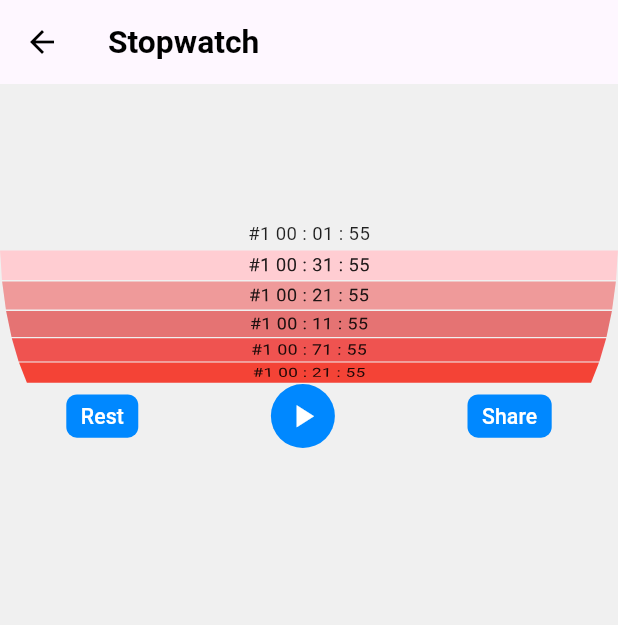
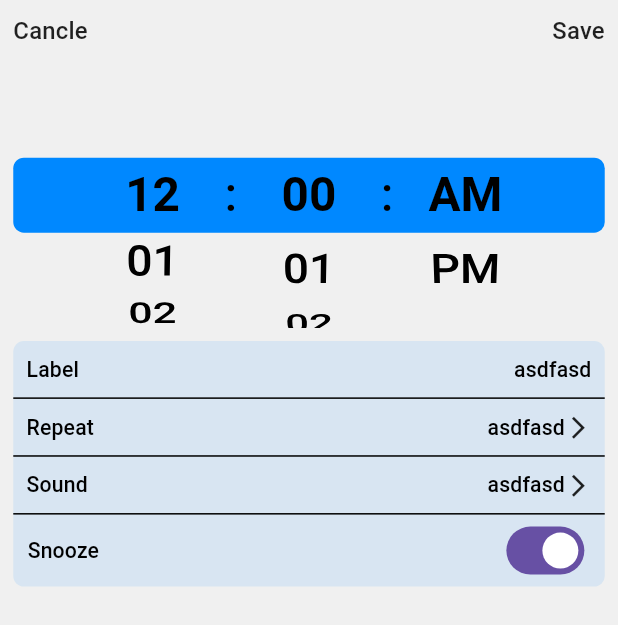
Before and after one commit to engromjanali/work-timer, a Flutter app: the screen it shows after launch, after a tap on "Alarm", on a phone screen of 412 x 824 dp. Shown: the top 625 px of the screen. Run offline on Flutter 3.47's test engine with Material 3 defaults, Android fonts, the phone set to English and light mode, and no system bars; our stand-ins replace flutter_screenutil, font_awesome_flutter, get.

```diff
--- a/lib/core/constants/extentions/w_extention.dart
+++ b/lib/core/constants/extentions/w_extention.dart
@@ -66,3 +66,7 @@ Widget spaceY({double? val}){
     height: val?.h ?? 10.h,
   );
 }
+
+extension WidgetSliverBox on Widget{
+  Widget get asSliverBox => SliverToBoxAdapter(child: this);
+}
--- /dev/null
+++ b/lib/presentation/p_add_alarm.dart
@@ -0,0 +1,268 @@
+import 'package:flutter/cupertino.dart';
+import 'package:flutter/material.dart';
+import 'package:flutter_screenutil/flutter_screenutil.dart';
+import 'package:get/get.dart';
+import 'package:work_timer/core/constants/extentions/w_extention.dart';
+import 'package:work_timer/core/constants/my_color.dart';
+import 'package:work_timer/core/constants/my_dimention.dart';
+
+class PAddAlarm extends StatefulWidget {
+  const PAddAlarm({super.key});
+
+  @override
+  State<PAddAlarm> createState() => _PAddAlarmState();
+}
+
+class _PAddAlarmState extends State<PAddAlarm> {
+  FixedExtentScrollController hourController = FixedExtentScrollController();
+  FixedExtentScrollController minuteController = FixedExtentScrollController();
+  FixedExtentScrollController timeStateController =
+      FixedExtentScrollController();
+
+  List<String> timeState = ["AM", "PM"];
+  int selectedHour = 0;
+  int selectedMinute = 0;
+  bool isAm = true;
+
+  @override
+  Widget build(BuildContext context) {
+    // timeStateController.jumpTo(1);
+    return Scaffold(
+      body: SafeArea(
+        child: Column(
+          children: [
+            Row(
+              mainAxisAlignment: MainAxisAlignment.spaceBetween,
+              children: [
+                Text("Cancle", style: Theme.of(context).textTheme.titleMedium),
+                GestureDetector(
+                  onTap: () async {
+                    showTimePicker(
+                      context: context,
+                      initialTime: TimeOfDay.now(),
+                    );
+                  },
+                  child: Text(
+                    "Save",
+                    style: Theme.of(context).textTheme.titleMedium,
+                  ),
+                ),
+              ],
+            ),
+
+            _timeChose().padY(),
+
+            Container(
+              decoration: BoxDecoration(
+                color: MyColor.cardColor,
+                borderRadius: BorderRadius.circular(MyDimension.boarderRadius),
+              ),
+              child: Column(
+                children: [
+                  _item(leadingLabel: 'Label', trilingLable: 'asdfasd'),
+                  _item(
+                    leadingLabel: 'Repeat',
+                    trilingLable: 'asdfasd',
+                    containIcon: true,
+                  ),
+                  _item(
+                    leadingLabel: 'Sound',
+                    trilingLable: 'asdfasd',
+                    containIcon: true,
+                  ),
+                  _item(
+                    leadingLabel: 'Snooze',
+                    trilingLable: '',
+                    isSnooze: true,
+                    isLast: true,
+                  ),
+                ],
+              ),
+            ),
+          ],
+        ).padAll(),
+      ),
+    );
+  }
+
+  Widget _timeChose() {
+    return SizedBox(
+      height: 200.h,
+      child: Stack(
+        children: [
+          Positioned(
+            left: 0,
+            right: 0,
+            top: 0,
+            bottom: 0,
+            child: Center(
+              child: Container(
+                height: 50,
+                decoration: BoxDecoration(
+                  color: MyColor.buttonColor,
+                  borderRadius: BorderRadius.circular(
+                    MyDimension.boarderRadius,
+                  ),
+                ),
+              ),
+            ),
+          ),
+          Row(
+            mainAxisAlignment: MainAxisAlignment.center,
+            crossAxisAlignment: CrossAxisAlignment.center,
+            children: [
+              // Hours Picker
+              SizedBox(
+                width: 100.w,
+                height: 200.h,
+                child: ListWheelScrollView.useDelegate(
+                  controller: hourController,
+
+                  itemExtent: 50.h,
+                  perspective: 0.005,
+                  physics: const FixedExtentScrollPhysics(),
+                  onSelectedItemChanged: (index) {
+                    setState(() {
+                      if ((index % 24) < 12) {
+                        isAm = true;
+                        timeStateController.jumpToItem(0);
+                      } else {
+                        isAm = false;
+                        timeStateController.jumpToItem(1);
+                      }
+                      selectedHour = index;
+                    });
+                    if (index == 48 - 1) {
+                      hourController.jumpToItem(12);
+                      return;
+                    }
+                  },
+
+                  childDelegate: ListWheelChildBuilderDelegate(
+                    childCount: 48,
+                    builder: (context, index) {
+                      final isSelected = selectedHour == index;
+                      return Center(
+                        child: Text(
+                          (index % 12 == 0 ? 12 : index % 12)
+                              .toString()
+                              .padLeft(2, '0'),
+                          style: Theme.of(context).textTheme.displaySmall!
+                              .copyWith(
+                                fontWeight: isSelected ? FontWeight.bold : null,
+                              ),
+                        ),
+                      );
+                    },
+                  ),
+                ),
+              ),
+              Text(":", style: Theme.of(context).textTheme.displaySmall),
+
+              // Minutes Picker
+              SizedBox(
+                width: 100.w,
+                height: 200.h,
+                child: ListWheelScrollView.useDelegate(
+                  controller: minuteController,
+                  itemExtent: 50,
+
+                  perspective: 0.005,
+                  physics: const FixedExtentScrollPhysics(),
+                  onSelectedItemChanged: (index) {
+                    setState(() => selectedMinute = index);
+                    if (index == 120 - 1) {
+                      minuteController.jumpToItem(60);
+                      return;
+                    }
+                  },
+                  childDelegate: ListWheelChildBuilderDelegate(
+                    childCount: 120,
+                    builder: (context, index) {
+                      final isSelected = selectedMinute == index;
+                      return Center(
+                        child: Text(
+                          (index % 60).toString().padLeft(2, '0'),
+                          style: Theme.of(context).textTheme.displaySmall!
+                              .copyWith(
+                                fontWeight: isSelected ? FontWeight.bold : null,
+                              ),
+                        ),
+                      );
+                    },
+                  ),
+                ),
+              ),
+              Text(":", style: Theme.of(context).textTheme.displaySmall),
+
+              // Am/PM
+              SizedBox(
+                width: 100.w,
+                height: 200.h,
+                child: ListWheelScrollView.useDelegate(
+                  controller: timeStateController,
+                  itemExtent: 50,
+                  perspective: 0.005,
+                  physics: const NeverScrollableScrollPhysics(),
+                  onSelectedItemChanged: (index) {},
+                  childDelegate: ListWheelChildBuilderDelegate(
+                    childCount: timeState.length,
+                    builder: (context, index) {
+                      final isSelected =
+                          index == 0 && isAm || index == 1 && !isAm;
+                      return Center(
+                        child: Text(
+                          timeState[index],
+                          style: Theme.of(context).textTheme.displaySmall!
+                              .copyWith(
+                                fontWeight: isSelected ? FontWeight.bold : null,
+                              ),
+                        ),
+                      );
+                    },
+                  ),
+                ),
+              ),
+            ],
+          ),
+
+          //
+        ],
+      ),
+    );
+  }
+
+  Widget _item({
+    required String leadingLabel,
+    required String trilingLable,
+    bool containIcon = false,
+    bool isSnooze = false,
+    bool isLast = false,
+  }) => Column(
+    children: [
+      Row(
+        mainAxisAlignment: MainAxisAlignment.spaceBetween,
+        children: [
+          Text(leadingLabel, style: Theme.of(context).textTheme.titleSmall),
+          Row(
+            children: [
+              SizedBox(
+                width: 100.w,
+                child: Text(
+                  trilingLable,
+                  style: Theme.of(context).textTheme.titleSmall,
+                  textAlign: TextAlign.end,
+                ),
+              ),
+              if (containIcon) Icon(Icons.arrow_forward_ios, size: 20.sp),
+              isSnooze
+                  ? Switch(value: true, onChanged: (val) {})
+                  : SizedBox.shrink(),
+            ],
+          ),
+        ],
+      ).padAll(val: isLast ? 0 : null).padX(val: isLast ? null : 0),
+      if (!isLast) Divider(color: Colors.black, height: 1.h),
+    ],
+  );
+}
--- a/lib/presentation/p_home.dart
+++ b/lib/presentation/p_home.dart
@@ -5,10 +5,14 @@ import 'package:work_timer/core/constants/extentions/w_extention.dart';
 import 'package:work_timer/core/constants/keys.dart';
 import 'package:work_timer/core/constants/my_color.dart';
 import 'package:work_timer/core/services/a_menager.dart';
+import 'package:work_timer/presentation/p_add_alarm.dart';
 import 'package:work_timer/presentation/p_add_task.dart';
+import 'package:work_timer/presentation/p_history_screen.dart';
 import 'package:work_timer/presentation/p_settings.dart';
 import 'package:work_timer/presentation/p_stopwatch.dart';
 import 'package:work_timer/presentation/p_task.dart';
+import 'package:work_timer/presentation/test.dart';
+
 
 class PHome extends StatefulWidget {
   const PHome({super.key});
@@ -34,6 +38,10 @@ class _PHomeState extends State<PHome> {
           BottomNavigationBar(
             currentIndex: selectitem,
             onTap: (value) {
+              if(value==1){
+                Get.to(()=>PHistory());
+                return;
+              }
               selectitem = value;
               setState(() {});
             },
@@ -69,7 +77,7 @@ class _PHomeState extends State<PHome> {
       appBar: AppBar(
         leading: GestureDetector(
           onTap: () {
-            Get.to(()=>PSettings());
+            Get.to(()=>PHistory());
           },
           child: Image.asset(
             AMenager.defaultProfile,
@@ -116,7 +124,7 @@ class _PHomeState extends State<PHome> {
                 onTap:(){
                   switch(index){
                     case 0:
-                      Get.to(()=>PStopwatch());
+                      Get.to(()=>PAddAlarm());
                     case 1:
                       Get.to(()=>PStopwatch());
                     case 2:
```
Also changed, not shown: lib/presentation/p_history_screen.dart (added, +227 -0 lines), lib/presentation/p_stopwatch.dart (+42 -11 lines), lib/presentation/test.dart (added), ss/1.png (added), ss/2.png (added), ss/3.png (added), ss/4.png (added), ss/5.png (added), ss/6.png (added), ss/7.png (added), 4 other files.
